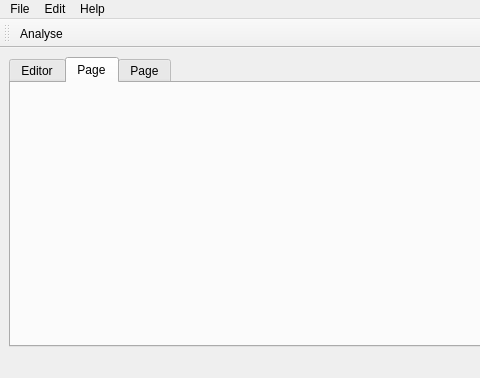
Old version of the form adcswindow.ui in the repository rrader/ADCS; both pictures show x 0 to 480 and y 0 to 378 of the 724 by 378 pixel window.
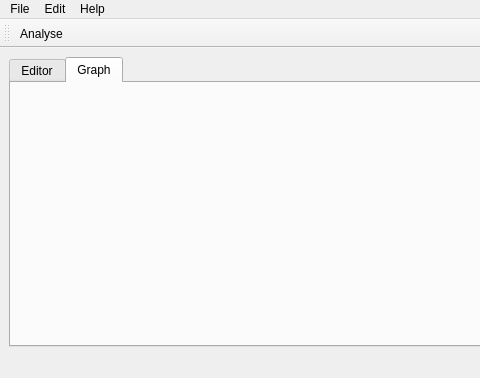
New version of the form. The open tabs and pages were chosen to show the change.

Commit message: default page is 1

Diff of the .ui file:
```diff
--- a/adcswindow.ui
+++ b/adcswindow.ui
@@ -129,17 +129,9 @@
       </widget>
       <widget class="QWidget" name="tab_2">
        <attribute name="title">
-        <string>Page</string>
+        <string>Graph</string>
        </attribute>
-       <layout class="QVBoxLayout" name="workArea" stretch="0,1">
-       </layout>
-      </widget>
-      <widget class="QWidget" name="tab">
-       <attribute name="title">
-        <string>Page</string>
-       </attribute>
-       <layout class="QVBoxLayout" name="workArea" stretch="0,1">
-       </layout>
+       <layout class="QVBoxLayout" name="workArea" stretch=""/>
       </widget>
      </widget>
     </item>
```
Left out of the diff: 2 changed lines with no effect on the pictures.
